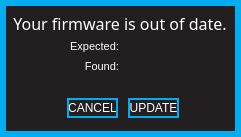
Above: standalone/ezpz/forms/fwoodformWin.ui from Muse-Kinetics/softstep_editor before the change. Below: the same form after it.
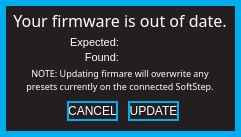
That is the form after the change.

Commit message: Added: Warning text to the firmware out of date forms for the dumb-dumbs. Changed: Reworded the firmware update form text. Changed: Added editor version number to the aboutformWin.ui

What changed in the file:
```diff
--- a/standalone/ezpz/forms/fwoodformWin.ui
+++ b/standalone/ezpz/forms/fwoodformWin.ui
@@ -184,7 +184,7 @@
      <property name="geometry">
       <rect>
        <x>120</x>
-       <y>90</y>
+       <y>93</y>
        <width>51</width>
        <height>20</height>
       </rect>
@@ -203,7 +203,7 @@
      <property name="geometry">
       <rect>
        <x>60</x>
-       <y>30</y>
+       <y>26</y>
        <width>51</width>
        <height>16</height>
       </rect>
@@ -225,7 +225,7 @@
      <property name="geometry">
       <rect>
        <x>60</x>
-       <y>50</y>
+       <y>41</y>
        <width>51</width>
        <height>16</height>
       </rect>
@@ -247,7 +247,7 @@
      <property name="geometry">
       <rect>
        <x>0</x>
-       <y>0</y>
+       <y>-3</y>
        <width>224</width>
        <height>31</height>
       </rect>
@@ -278,7 +278,7 @@
      <property name="geometry">
       <rect>
        <x>120</x>
-       <y>30</y>
+       <y>26</y>
        <width>95</width>
        <height>16</height>
       </rect>
@@ -300,7 +300,7 @@
      <property name="geometry">
       <rect>
        <x>120</x>
-       <y>50</y>
+       <y>41</y>
        <width>95</width>
        <height>16</height>
       </rect>
@@ -322,7 +322,7 @@
      <property name="geometry">
       <rect>
        <x>59</x>
-       <y>90</y>
+       <y>93</y>
        <width>51</width>
        <height>20</height>
       </rect>
@@ -337,6 +337,43 @@
       <string>CANCEL</string>
      </property>
     </widget>
+    <widget class="QLabel" name="label_4">
+     <property name="geometry">
+      <rect>
+       <x>0</x>
+       <y>57</y>
+       <width>224</width>
+       <height>31</height>
+      </rect>
+     </property>
+     <property name="font">
+      <font>
+       <family>Corbel</family>
+       <pointsize>6</pointsize>
+       <weight>50</weight>
+       <italic>false</italic>
+       <bold>false</bold>
+      </font>
+     </property>
+     <property name="focusPolicy">
+      <enum>Qt::NoFocus</enum>
+     </property>
+     <property name="styleSheet">
+      <string notr="true">font: 6pt &quot;Corbel&quot;;
+</string>
+     </property>
+     <property name="text">
+      <string>&lt;!DOCTYPE HTML PUBLIC &quot;-//W3C//DTD HTML 4.0//EN&quot; &quot;http://www.w3.org/TR/REC-html40/strict.dtd&quot;&gt;
+&lt;html&gt;&lt;head&gt;&lt;meta name=&quot;qrichtext&quot; content=&quot;1&quot; /&gt;&lt;style type=&quot;text/css&quot;&gt;
+p, li { white-space: pre-wrap; }
+&lt;/style&gt;&lt;/head&gt;&lt;body style=&quot; font-family:'MS Shell Dlg 2'; font-size:8pt; font-weight:400; font-style:normal;&quot;&gt;
+&lt;p style=&quot; margin-top:0px; margin-bottom:0px; margin-left:0px; margin-right:0px; -qt-block-indent:0; text-indent:0px;&quot;&gt;&lt;span style=&quot; font-size:7pt;&quot;&gt;NOTE: Updating firmare will overwrite any&lt;/span&gt;&lt;/p&gt;
+&lt;p style=&quot; margin-top:0px; margin-bottom:0px; margin-left:0px; margin-right:0px; -qt-block-indent:0; text-indent:0px;&quot;&gt;&lt;span style=&quot; font-size:7pt;&quot;&gt;presets currently on the connected SoftStep.&lt;/span&gt;&lt;/p&gt;&lt;/body&gt;&lt;/html&gt;</string>
+     </property>
+     <property name="alignment">
+      <set>Qt::AlignCenter</set>
+     </property>
+    </widget>
    </widget>
   </widget>
  </widget>
```
The commit also changes 5 other files.
